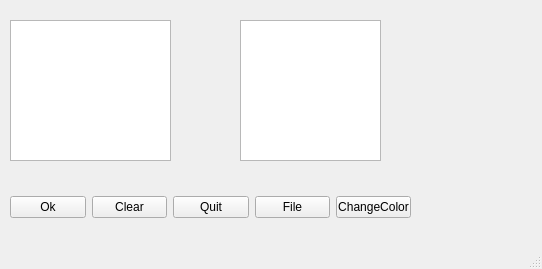
First picture: the form in lab5.ui, repository Potiy/ukpo2, before the edit.
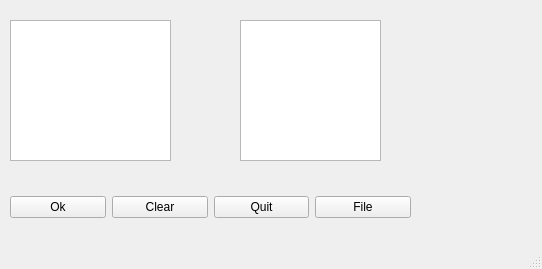
Second picture: the form after the edit.

```diff
--- a/lab5.ui
+++ b/lab5.ui
@@ -96,13 +96,6 @@
        </property>
       </widget>
      </item>
-     <item>
-      <widget class="QPushButton" name="pushButton_4">
-       <property name="text">
-        <string>ChangeColor</string>
-       </property>
-      </widget>
-     </item>
     </layout>
    </widget>
   </widget>
```
